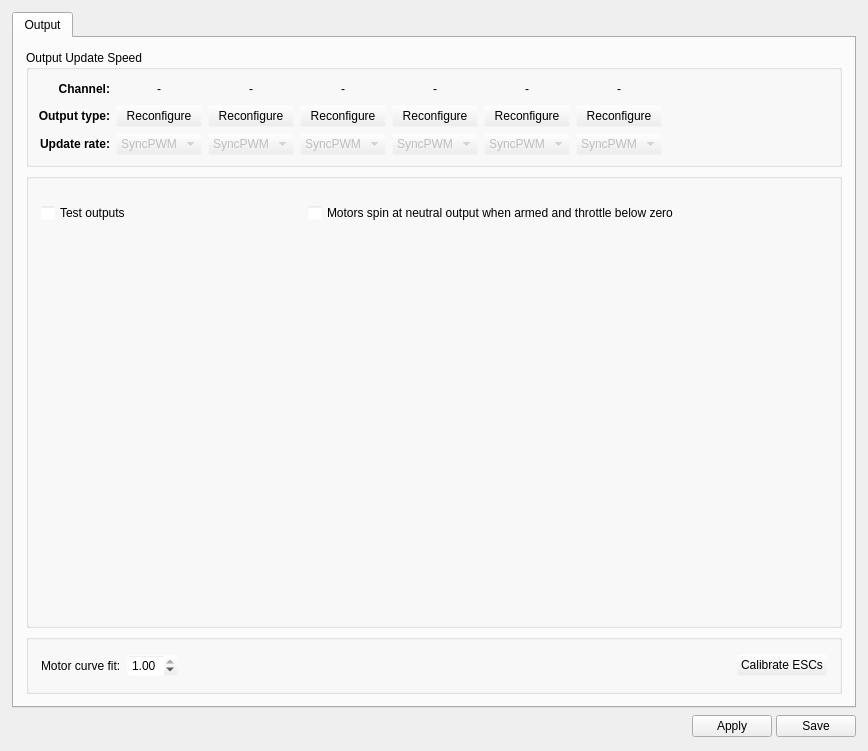
tracernz/dronin, file ground/gcs/src/plugins/config/output.ui: the form before one commit.
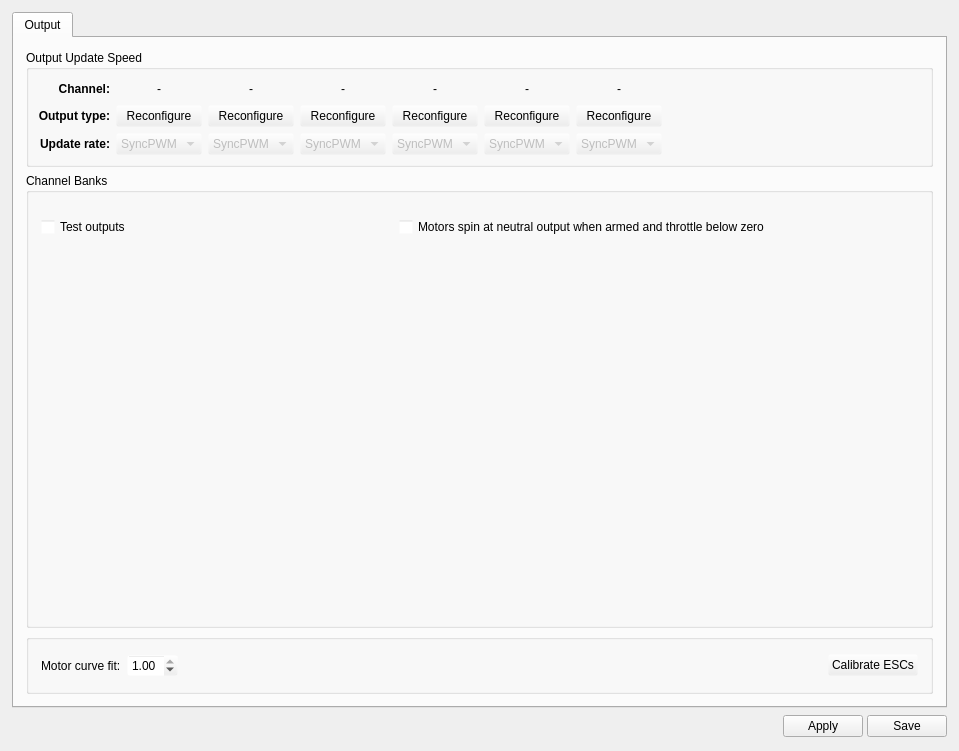
The form after the commit. Icons and pictures are not drawn.

```diff
--- a/ground/gcs/src/plugins/config/output.ui
+++ b/ground/gcs/src/plugins/config/output.ui
@@ -6,7 +6,7 @@
    <rect>
     <x>0</x>
     <y>0</y>
-    <width>868</width>
+    <width>959</width>
     <height>751</height>
    </rect>
   </property>
@@ -134,7 +134,7 @@
            <rect>
             <x>0</x>
             <y>0</y>
-            <width>840</width>
+            <width>931</width>
             <height>659</height>
            </rect>
           </property>
@@ -970,7 +970,7 @@
            <item>
             <widget class="QGroupBox" name="groupBox_3">
              <property name="title">
-              <string/>
+              <string>Channel Banks</string>
              </property>
              <layout class="QVBoxLayout" name="verticalLayout">
               <property name="leftMargin">
```
Left out of the diff: 25 changed lines with no effect on the pictures.
